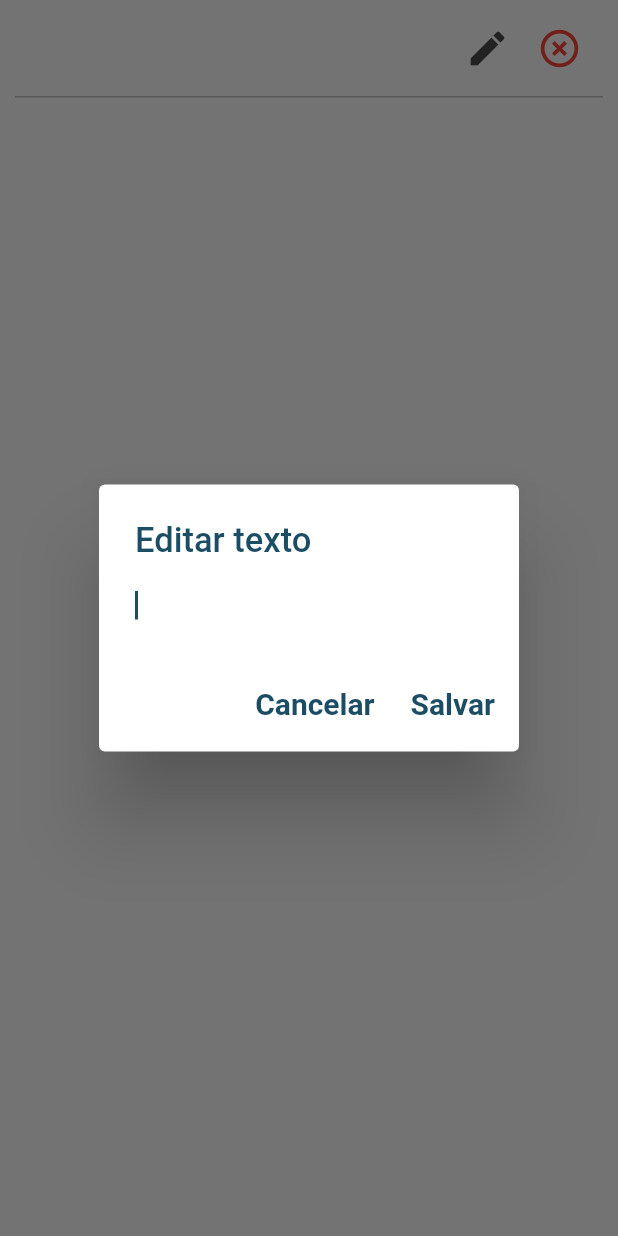
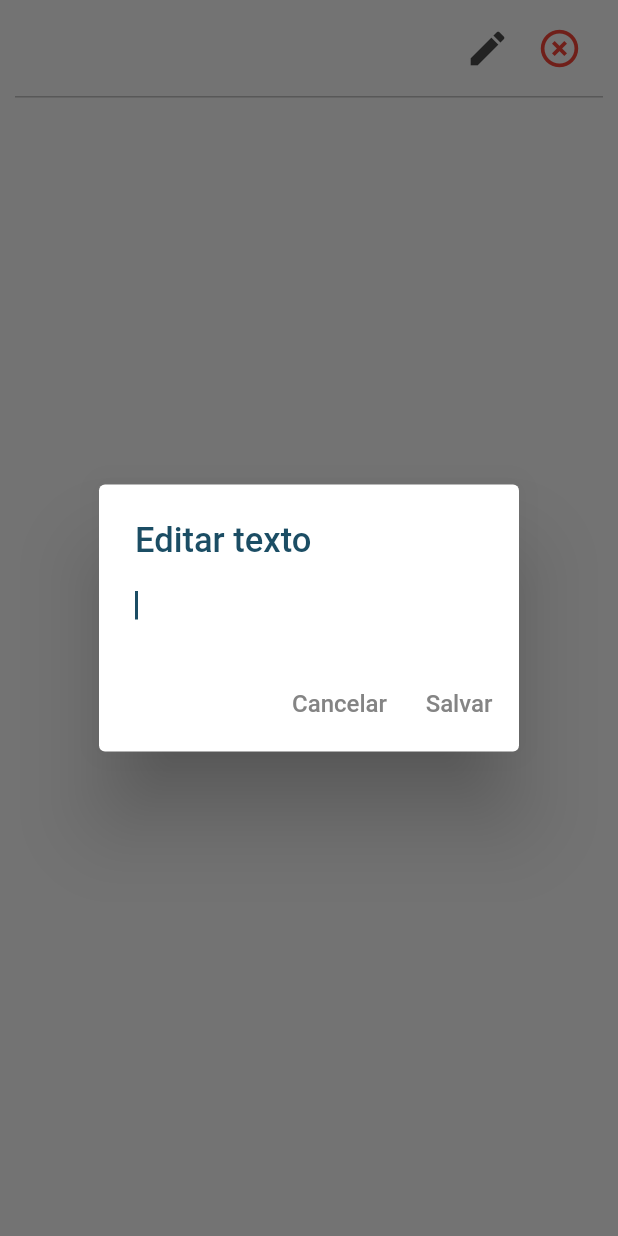
Before and after one commit to RichardOtto95/ProvaFlutter, a Flutter app: the TextTile widget shown alone on an empty page, opened directly with empty values, after a tap on the "edit" icon, on a phone screen of 412 x 824 dp. Run offline on Flutter 3.47's test engine with Material 2 defaults, Android fonts, the phone set to English and light mode, and no system bars; our stand-ins replace flutter_mobx, flutter_modular, mobx, shared_preferences; accounts and stored records are empty; generated files the repository leaves out were written again.

Commit message:
Dark theme ajusts

```diff
--- a/lib/app/constants/theme_constants.dart
+++ b/lib/app/constants/theme_constants.dart
@@ -246,22 +246,22 @@ ThemeData darkTheme() => ThemeData(
           fontSize: 20,
         ),
         labelMedium: TextStyle(
-          color: primaryDark,
+          color: onPrimaryDark,
           fontWeight: FontWeight.w500,
           fontSize: 17,
         ),
         titleSmall: TextStyle(
-          color: primaryDark,
+          color: onPrimaryDark,
           fontWeight: FontWeight.w600,
           fontSize: 18,
         ),
         titleMedium: TextStyle(
-          color: primaryDark,
+          color: onPrimaryDark,
           fontWeight: FontWeight.w500,
           fontSize: 22,
         ),
         titleLarge: TextStyle(
-          color: primaryDark,
+          color: onPrimaryDark,
           fontWeight: FontWeight.w500,
           fontSize: 23,
         ),
--- a/lib/app/modules/notes/notes_page.dart
+++ b/lib/app/modules/notes/notes_page.dart
@@ -45,11 +45,17 @@ class NotesPageState extends State<NotesPage> {
           ),
           actions: [
             TextButton(
-              child: const Text("Cancelar"),
+              child: Text(
+                "Cancelar",
+                style: getStyles(context).displayMedium,
+              ),
               onPressed: () => Modular.to.pop(),
             ),
             TextButton(
-              child: const Text("Ok"),
+              child: Text(
+                "Ok",
+                style: getStyles(context).displayMedium,
+              ),
               onPressed: () async {
                 final entry = getLoadEntry();
                 Overlay.of(context).insert(entry);
@@ -229,12 +235,18 @@ class TextTile extends StatelessWidget {
           ),
           actions: [
             TextButton(
-              child: const Text("Cancelar"),
+              child: Text(
+                "Cancelar",
+                style: getStyles(context).displayMedium,
+              ),
               onPressed: () => Modular.to.pop(),
             ),
             TextButton(
               onPressed: conclude,
-              child: const Text("Salvar"),
+              child: Text(
+                "Salvar",
+                style: getStyles(context).displayMedium,
+              ),
             ),
           ],
         );
--- a/lib/main.dart
+++ b/lib/main.dart
@@ -28,7 +28,7 @@ class AppWidget extends StatelessWidget {
       title: "Prova Flutter",
       debugShowCheckedModeBanner: false,
       theme: lightTheme(),
-      // darkTheme: darkTheme(),
+      darkTheme: darkTheme(),
       routerConfig: Modular.routerConfig,
     );
   }
```
